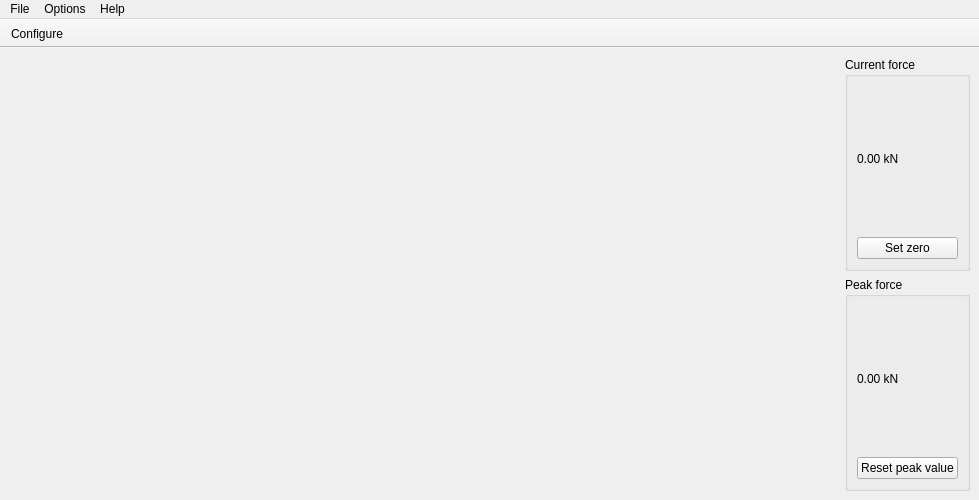
Old version of the form src/gui/mainwindow.ui in the repository linescaleGUI/linescaleGUI.
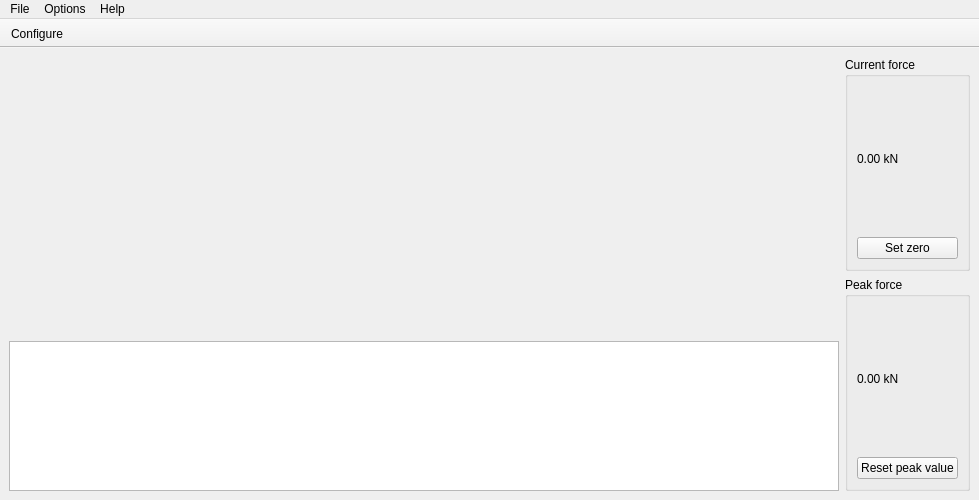
New version of the form. Icons and pictures are not drawn.

Patch:
```diff
--- a/src/gui/mainwindow.ui
+++ b/src/gui/mainwindow.ui
@@ -21,6 +21,11 @@
   <widget class="QWidget" name="centralwidget">
    <layout class="QHBoxLayout" name="horizontalLayout">
     <item>
+     <layout class="QVBoxLayout" name="layoutLeft">
+      <property name="sizeConstraint">
+       <enum>QLayout::SetDefaultConstraint</enum>
+      </property>
+      <item>
      <widget class="QWidget" name="widgetChart" native="true">
       <property name="sizePolicy">
        <sizepolicy hsizetype="Preferred" vsizetype="Preferred">
@@ -31,7 +36,34 @@
      </widget>
     </item>
     <item>
-     <layout class="QVBoxLayout" name="layoutReadingsRight">
+       <widget class="QTextBrowser" name="textBrowserLog">
+        <property name="enabled">
+         <bool>true</bool>
+        </property>
+        <property name="maximumSize">
+         <size>
+          <width>16777215</width>
+          <height>150</height>
+         </size>
+        </property>
+        <property name="frameShape">
+         <enum>QFrame::StyledPanel</enum>
+        </property>
+        <property name="frameShadow">
+         <enum>QFrame::Sunken</enum>
+        </property>
+        <property name="documentTitle">
+         <string/>
+        </property>
+       </widget>
+      </item>
+     </layout>
+    </item>
+    <item>
+     <layout class="QVBoxLayout" name="layoutRight">
+      <property name="sizeConstraint">
+       <enum>QLayout::SetMinimumSize</enum>
+      </property>
       <item>
        <widget class="QGroupBox" name="groupCurrent">
         <property name="sizePolicy">
```
Left out of the diff: 15 changed lines with no effect on the pictures. Lines whose indentation alone changed are shown as unchanged.
